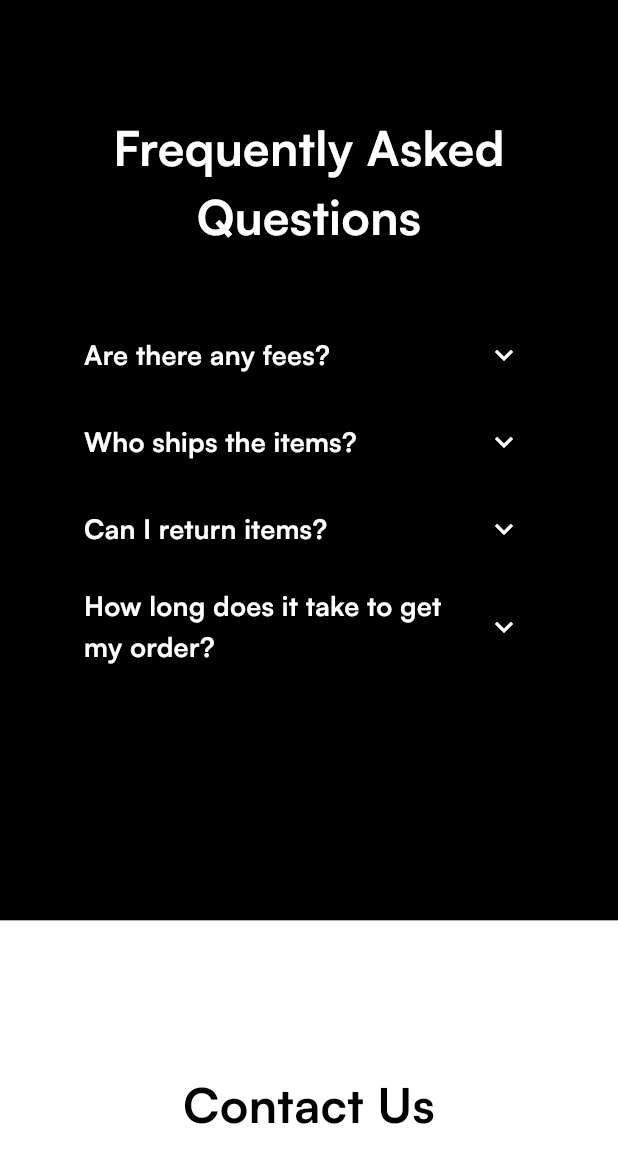
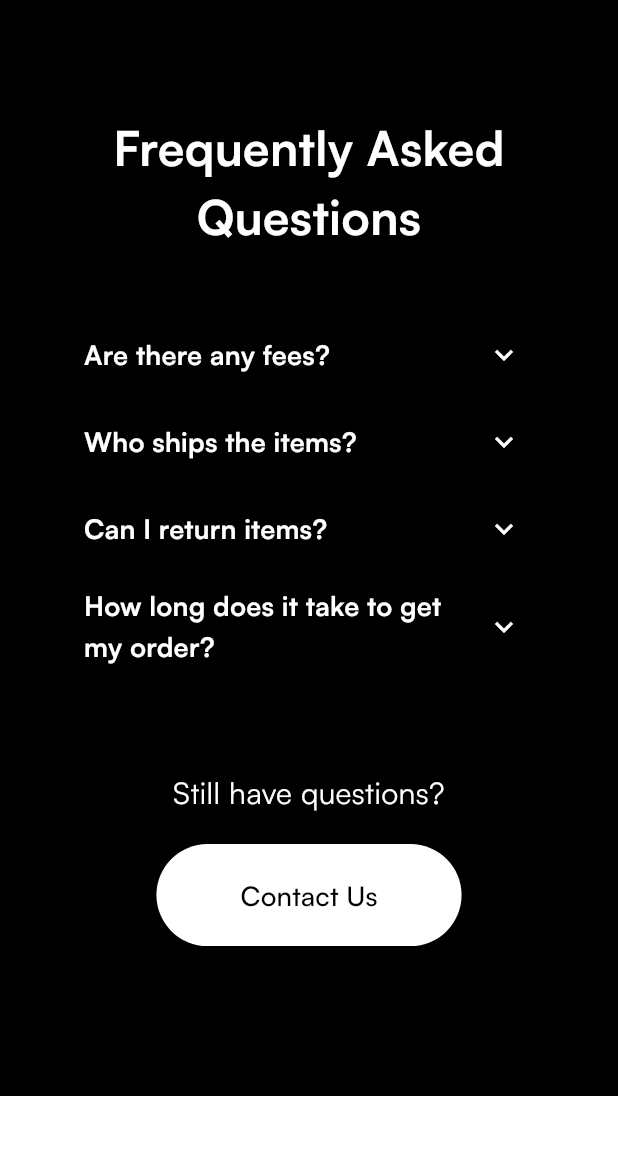
Before and after one commit to ambotwist/LooKweb, a Flutter app: the screen it shows after launch, scrolled down 3456 dp, on a phone screen of 412 x 824 dp. Shown: the top 1163 px of the screen. Run offline on Flutter 3.47's test engine with Material 3 defaults, Android fonts, the phone set to English and light mode, and no system bars; our stand-ins replace flutter_svg, visibility_detector; project files that could hold a hidden picture were left out.

Commit message:
removed phone number from contact section.

```diff
--- a/lib/main.dart
+++ b/lib/main.dart
@@ -4,7 +4,6 @@ import 'package:website/sections/faq_section.dart';
 import 'package:website/sections/features_section.dart';
 import 'package:website/sections/home_section.dart';
 import 'package:website/sections/how_it_works_section.dart';
-import 'package:website/widgets/app_bar_drawer.dart';
 import 'theme/app_theme.dart';
 
 void main() {
@@ -34,7 +33,8 @@ class HomePage extends StatefulWidget {
 
 class _HomePageState extends State<HomePage> {
   late final ScrollController _scrollController;
-  final List<GlobalKey> _sectionKeys = List.generate(5, (_) => GlobalKey());
+  final GlobalKey _contactSectionKey = GlobalKey();
+  final List<GlobalKey> _sectionKeys = [GlobalKey(), GlobalKey(), GlobalKey(), GlobalKey()];
 
   @override
   void initState() {
@@ -50,60 +50,42 @@ class _HomePageState extends State<HomePage> {
 
   @override
   Widget build(BuildContext context) {
-    // Define menu items and callbacks
-    final List<String> menuItems = [
-      'How It Works',
-      'Features',
-      'FAQ',
-      'Contact'
-    ];
-
-    // Create callbacks to scroll to each section
-    final List<VoidCallback> onPressedCallbacks = [
-      () => _scrollToSection(1), // How It Works (index 1)
-      () => _scrollToSection(2), // Features (index 2)
-      () => _scrollToSection(3), // FAQ (index 3)
-      () => _scrollToSection(4), // Contact (index 4)
-    ];
-
-    // Create sections with keys for scrolling
-    final List<Widget> sections = [
-      HomeSection(
-        key: _sectionKeys[0],
-        menuItems: menuItems,
-        onPressedCallbacks: onPressedCallbacks,
-        scrollController: _scrollController,
-      ),
-      HowItWorksSection(key: _sectionKeys[1]),
-      FeaturesSection(key: _sectionKeys[2]),
-      FAQSection(key: _sectionKeys[3]),
-      ContactSection(key: _sectionKeys[4]),
-    ];
-
     return Scaffold(
-      endDrawer: AppBarDrawer(
-          menuItems: menuItems, onPressedCallbacks: onPressedCallbacks),
       body: SingleChildScrollView(
         controller: _scrollController,
-        physics: const ClampingScrollPhysics(), // Prevents bouncing effect
         child: Column(
-          mainAxisSize: MainAxisSize.min,
-          crossAxisAlignment: CrossAxisAlignment.stretch,
-          children: sections,
+          children: [
+            HomeSection(
+              menuItems: ['How It Works', 'Features', 'FAQ', 'Contact'],
+              onPressedCallbacks: [
+                () => _scrollToSection(1),
+                () => _scrollToSection(2),
+                () => _scrollToSection(3),
+                () => _scrollToSection(4),
+              ],
+              scrollController: _scrollController,
+            ),
+            HowItWorksSection(key: _sectionKeys[0]),
+            FeaturesSection(key: _sectionKeys[1]),
+            FAQSection(
+              key: _sectionKeys[2],
+              scrollController: _scrollController,
+              contactSectionKey: _contactSectionKey,
+            ),
+            ContactSection(key: _contactSectionKey),
+          ],
         ),
       ),
     );
   }
 
   void _scrollToSection(int index) {
-    // Need to use post-frame callback to ensure rendering is complete
     WidgetsBinding.instance.addPostFrameCallback((_) {
       if (_sectionKeys[index].currentContext != null) {
         final RenderBox renderBox =
             _sectionKeys[index].currentContext!.findRenderObject() as RenderBox;
         final sectionPosition = renderBox.localToGlobal(Offset.zero).dy;
 
-        // No need to subtract app bar height anymore
         _scrollController.animateTo(
           sectionPosition,
           duration: const Duration(milliseconds: 300),
--- a/lib/sections/contact_section.dart
+++ b/lib/sections/contact_section.dart
@@ -33,16 +33,16 @@ class ContactSection extends StatelessWidget {
                   context,
                   Icons.email,
                   'Email',
-                  'contact@lookapp.co.uk',
-                  'mailto:contact@lookapp.co.uk',
+                  'ambotwist@gmail.com',
+                  'mailto:ambotwist@gmail.com',
                 ),
-                _buildClickableContactInfo(
-                  context,
-                  Icons.phone,
-                  'Phone',
-                  '+41 76 577 60 38',
-                  'tel:+41765776038',
-                ),
+                // _buildClickableContactInfo(
+                //   context,
+                //   Icons.phone,
+                //   'Phone',
+                //   '+41 76 577 60 38',
+                //   'tel:+41765776038',
+                // ),
               ],
             ),
           ],
--- a/lib/sections/faq_section.dart
+++ b/lib/sections/faq_section.dart
@@ -3,7 +3,14 @@ import 'package:website/utils/screen_utils.dart';
 import 'package:website/theme/app_theme.dart';
 
 class FAQSection extends StatefulWidget {
-  const FAQSection({super.key});
+  final ScrollController scrollController;
+  final GlobalKey contactSectionKey;
+
+  const FAQSection({
+    super.key,
+    required this.scrollController,
+    required this.contactSectionKey,
+  });
 
   @override
   State<FAQSection> createState() => _FAQSectionState();
@@ -15,6 +22,16 @@ class _FAQSectionState extends State<FAQSection> {
     4, // Number of FAQ items
     (_) => ExpansionTileController(),
   );
+
+  void _scrollToContact() {
+    final RenderBox renderBox = widget.contactSectionKey.currentContext!.findRenderObject() as RenderBox;
+    final position = renderBox.localToGlobal(Offset.zero);
+    widget.scrollController.animateTo(
+      position.dy - 100, // Offset to account for any headers
+      duration: const Duration(milliseconds: 500),
+      curve: Curves.easeInOut,
+    );
+  }
 
   @override
   Widget build(BuildContext context) {
@@ -70,7 +87,7 @@ class _FAQSectionState extends State<FAQSection> {
               ),
             ),
             const SizedBox(height: 60),
-            // FAQContactSection()
+            FAQContactSection(scrollToContact: _scrollToContact)
           ],
         ),
       ),
@@ -138,8 +155,11 @@ class _FAQSectionState extends State<FAQSection> {
 }
 
 class FAQContactSection extends StatelessWidget {
+  final VoidCallback scrollToContact;
+
   const FAQContactSection({
     super.key,
+    required this.scrollToContact,
   });
 
   @override
@@ -162,20 +182,23 @@ class FAQContactSection extends StatelessWidget {
         ),
         const SizedBox(height: 20),
         ElevatedButton(
-          onPressed: () {},
+          onPressed: scrollToContact,
           child: Padding(
             padding: const EdgeInsets.symmetric(
               horizontal: 20.0,
               vertical: 10.0,
             ),
-            child:  Text(
+            child: TextButton(
+              onPressed: scrollToContact,
+              child: Text(
                 "Contact Us",
                 style: TextStyle(
                   fontSize: getResponsiveFontSize(
-                  context,
-                  baseSize: 24,
-                  minSize: 18,
-                  maxSize: 28,
+                    context,
+                    baseSize: 24,
+                    minSize: 18,
+                    maxSize: 28,
+                  ),
                 ),
               ),
             ),
```
